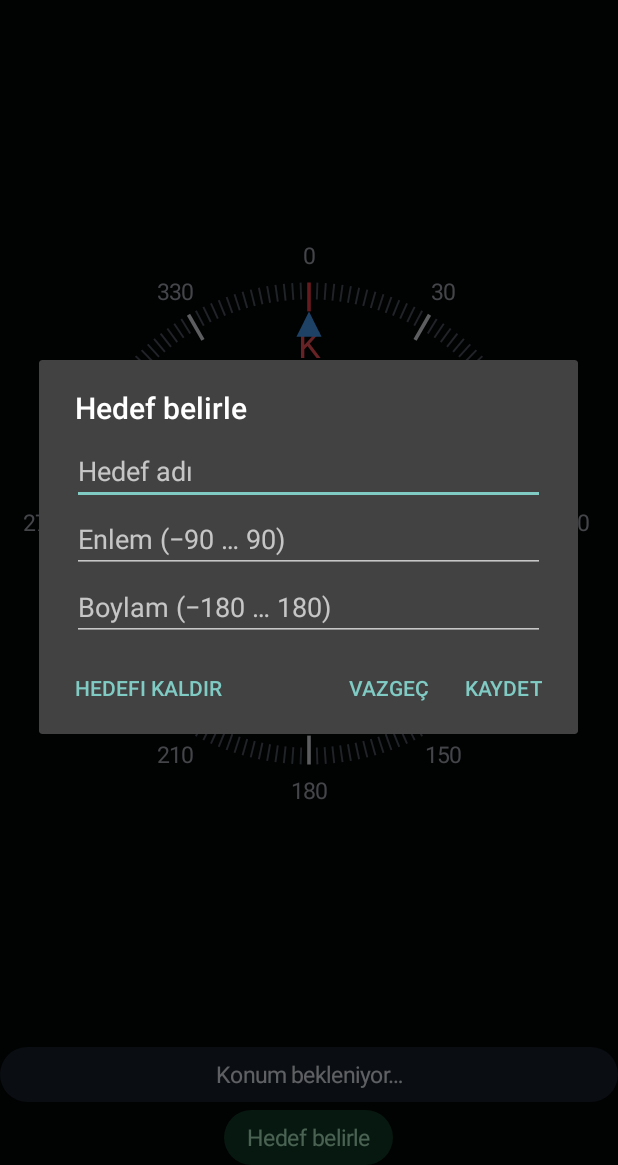
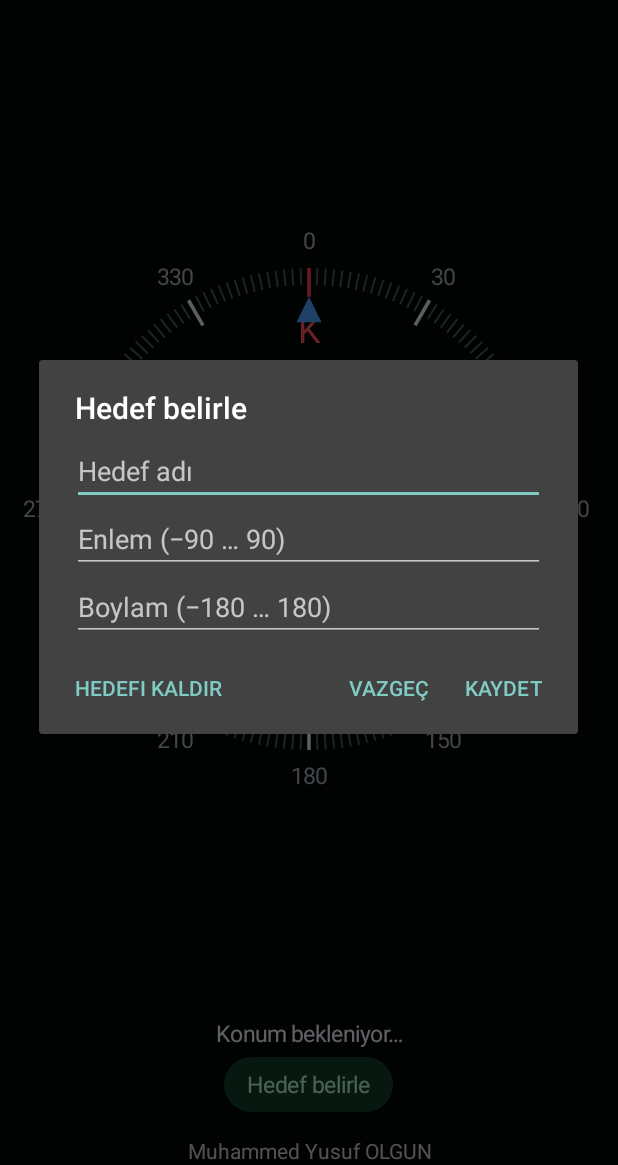
Before and after one commit to muhammedyusufolgun/Pusula, an Android app: the screen it shows after launch (MainActivity), after a tap on "Hedef belirle", on a phone screen of 412 x 824 dp, the part 71-1236 px from its top. Run offline under Robolectric (Android 15) with nearby library versions, the phone set to English and light mode, and no system bars.

Commit message:
Pusula 1.1: Dikey ekran, tek seferlik konum izni ve alt imza

```diff
--- a/app/build.gradle
+++ b/app/build.gradle
@@ -6,7 +6,7 @@ android {
         applicationId 'tr.olgun.pusula'
         minSdk 23
         targetSdk 35
-        versionCode 1
-        versionName '1.0'
+        versionCode 2
+        versionName '1.1'
     }
 }
--- a/app/src/main/AndroidManifest.xml
+++ b/app/src/main/AndroidManifest.xml
@@ -1,11 +1,11 @@
-<manifest xmlns:android="http://schemas.android.com/apk/res/android" package="tr.olgun.pusula" android:versionCode="1" android:versionName="1.0">
+<manifest xmlns:android="http://schemas.android.com/apk/res/android" package="tr.olgun.pusula" android:versionCode="2" android:versionName="1.1">
     <uses-sdk android:minSdkVersion="23" android:targetSdkVersion="35"/>
     <uses-permission android:name="android.permission.ACCESS_FINE_LOCATION"/>
     <uses-permission android:name="android.permission.ACCESS_COARSE_LOCATION"/>
     <uses-feature android:name="android.hardware.location" android:required="false"/>
     <uses-feature android:name="android.hardware.location.gps" android:required="false"/>
     <application android:label="Pusula" android:icon="@drawable/compass" android:theme="@android:style/Theme.Material.NoActionBar" android:allowBackup="false">
-        <activity android:name=".MainActivity" android:exported="true">
+        <activity android:name=".MainActivity" android:screenOrientation="portrait" android:exported="true">
             <intent-filter><action android:name="android.intent.action.MAIN"/><category android:name="android.intent.category.LAUNCHER"/></intent-filter>
         </activity>
     </application>
--- a/app/src/main/java/tr/olgun/pusula/MainActivity.java
+++ b/app/src/main/java/tr/olgun/pusula/MainActivity.java
@@ -49,19 +49,25 @@ public class MainActivity extends Activity implements SensorEventListener, Locat
         TextView title=line("Pusula",22,-1); title.setTypeface(null,Typeface.BOLD); root.addView(title);
         status=line("",13,0xffaeb7c4); root.addView(status);
         dial=new Dial(this); root.addView(dial,new LinearLayout.LayoutParams(-1,0,1));
-        coords=line("Konumu göster",15,0xffedf2fa); chip(coords,0xff18202b); root.addView(coords);
-        coords.setOnClickListener(v->{ if(!permitted()) requestPermissions(new String[]{FINE,COARSE},1);
-            else if(!hasProvider()) startActivity(new android.content.Intent(android.provider.Settings.ACTION_LOCATION_SOURCE_SETTINGS));
-            else listenLocation(); });
+        coords=line("",15,0xffedf2fa);
+        root.addView(coords);
         destination=line("Hedef belirle",15,0xffb7f6cd); chip(destination,0xff103c26);
         LinearLayout.LayoutParams lp=new LinearLayout.LayoutParams(-2,-2); lp.topMargin=dp(5);
         root.addView(destination,lp); destination.setOnClickListener(v->editGoal());
+        TextView signature=line("Muhammed Yusuf OLGUN",14,0xffcccccc);
+        LinearLayout.LayoutParams footer=new LinearLayout.LayoutParams(-1,-2);
+        footer.topMargin=signature.getLineHeight();
+        root.addView(signature,footer);
         if(getPreferences(0).contains("lat")){
             goal=new Location("hedef");
             goal.setLatitude(Double.parseDouble(getPreferences(0).getString("lat","0")));
             goal.setLongitude(Double.parseDouble(getPreferences(0).getString("lon","0")));
         }
         setContentView(root); updateInfo();
+        if(!getPreferences(0).getBoolean("locationPromptHandled",false)){
+            getPreferences(0).edit().putBoolean("locationPromptHandled",true).apply();
+            if(!permitted()) requestPermissions(new String[]{FINE,COARSE},1);
+        }
     }
     void editGoal(){
         LinearLayout box=new LinearLayout(this); box.setOrientation(1); box.setPadding(dp(22),dp(6),dp(22),0);
@@ -69,7 +75,7 @@ public class MainActivity extends Activity implements SensorEventListener, Locat
         if(goal!=null){name.setText(getPreferences(0).getString("name","Hedef"));
             lat.setText(""+goal.getLatitude()); lon.setText(""+goal.getLongitude());}
         AlertDialog d=new AlertDialog.Builder(this).setTitle("Hedef belirle").setView(box).setNegativeButton("Vazgeç",null)
-            .setNeutralButton("Hedefi kaldır",(a,b)->{goal=null;getPreferences(0).edit().clear().apply();updateInfo();})
+            .setNeutralButton("Hedefi kaldır",(a,b)->{goal=null;getPreferences(0).edit().remove("lat").remove("lon").remove("name").apply();updateInfo();})
             .setPositiveButton("Kaydet",null).create(); d.show();
         d.getButton(-1).setOnClickListener(v->{
             double la=number(lat),lo=number(lon);
@@ -120,7 +126,7 @@ public class MainActivity extends Activity implements SensorEventListener, Locat
     void updateInfo(){
         correction=declination();
         status.setText(!ready?"Pusula sensörü kullanılamıyor":inaccurate?"Kalibrasyon için telefonu 8 çizerek hareket ettirin":current==null?"Manyetik kuzey":"Gerçek kuzey");
-        if(current==null)coords.setText(!permitted()?"Konumu göster":hasProvider()?"Konum bekleniyor…":"Konumu aç");
+        if(current==null)coords.setText(!permitted()?"Konum izni kapalı":hasProvider()?"Konum bekleniyor…":"Konum kapalı");
         else coords.setText(String.format(tr,"%.5f° %s   %.5f° %s",Math.abs(current.getLatitude()),current.getLatitude()<0?"G":"K",Math.abs(current.getLongitude()),current.getLongitude()<0?"B":"D")+
             (current.hasAltitude()?String.format(tr,"   %.0f m",current.getAltitude()):""));
         String n=getPreferences(0).getString("name","Hedef");
```
Also changed, not shown: 1 other file.
